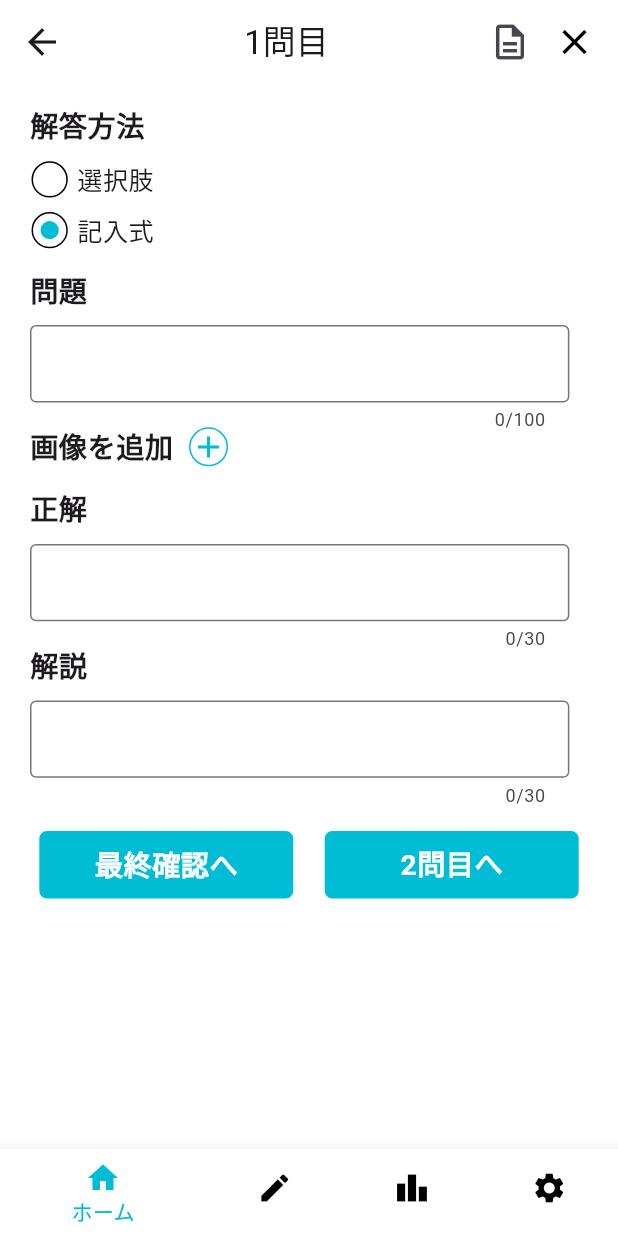
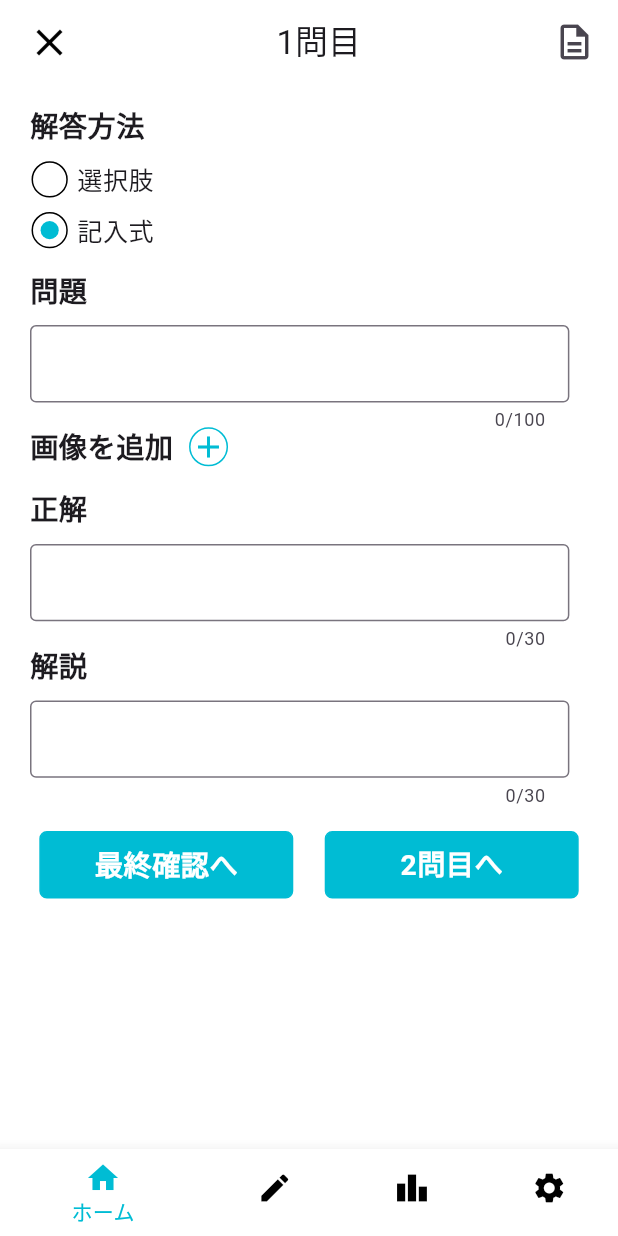
Before and after one commit to yutokobayashii/share_question, a Flutter app: the screen it shows after launch, after a tap on "問題を作成する", after a tap on "次へ", on a phone screen of 412 x 824 dp. Run offline on Flutter 3.47's test engine with Material 3 defaults, Android fonts, the phone set to English and light mode, and no system bars; our stand-ins replace firebase_core, fl_chart, flutter_hooks, flutter_screenutil, freezed_annotation, hooks_riverpod and 3 more; accounts and stored records are empty; network calls fail.

Commit message:
文字数制御

```diff
--- a/lib/pages/input_password_pages/input_password_page.dart
+++ b/lib/pages/input_password_pages/input_password_page.dart
@@ -47,6 +47,7 @@ class InputPasswordPage extends HookConsumerWidget {
                 child: BaseTextFieldWidget(
                   title: 'パスワードを入力する',
                   maxLength: 15,
+                  controller: TextEditingController(),
                   onChanged: (text) {
 
                   },
--- a/lib/pages/make_question_pages/make_question_page.dart
+++ b/lib/pages/make_question_pages/make_question_page.dart
@@ -20,7 +20,6 @@ import '../../widgets/dialog_widget.dart';
 import 'make_question_widgets/confirm_question_page.dart';
 import 'make_question_widgets/option_make_question_page.dart';
 
-final imageFileProvider = StateProvider<XFile?>((ref) => null);
 
 class OptionMakeQuestionPage extends HookConsumerWidget {
   const OptionMakeQuestionPage({super.key});
@@ -29,7 +28,7 @@ class OptionMakeQuestionPage extends HookConsumerWidget {
   Widget build(BuildContext context,WidgetRef ref) {
     final isOptionAnswerTypeState = useState(false);
     final questionNumber = useState(1);
-    final controller = OptionMakeQuestionController();
+    final controller = OptionMakeQuestionController(ref);
 
      QuestionDetail? temList;
 
@@ -41,14 +40,33 @@ class OptionMakeQuestionPage extends HookConsumerWidget {
         home: Scaffold(
           appBar: AppBar(
             backgroundColor: Colors.white,
-            leading: GestureDetector(
+            leading: Padding(
+              padding: const EdgeInsets.only(left: 10),
+              child: GestureDetector(
                 onTap: () {
-               Navigator.pop(context);
+                  showDialog(
+                    context: context,
+                    builder: (BuildContext context1) => AlertDialogWidget(
+                      title: '作問を中止しますか？',
+                      content: '中止すると入力した項目は保存されません',
+                      leftText: '中止する',
+                      rightText: '続ける',
+                      rightAction: () {
+                        Navigator.pop(context1);
                       },
-                child: const Icon(
-                  Icons.arrow_back,
-                  size: 28,
-                )
+                      leftAction: () {
+                        Navigator.pop(context1);
+                        Navigator.popUntil(context, (route) => route.isFirst);
+                      },
+
+                    ),
+                  );
+                },
+                child: const Icon(Icons.close,
+                  size: 30,
+                  color: Colors.black,
+                ),
+              ),
             ),
             title: Center(child: Text('${questionNumber.value}問目')),
             actions: [
@@ -79,34 +97,6 @@ class OptionMakeQuestionPage extends HookConsumerWidget {
                   ),
                 ),
               ),
-              Padding(
-                padding: const EdgeInsets.only(right: 15),
-                child: GestureDetector(
-                  onTap: () {
-                    showDialog(
-                      context: context,
-                      builder: (BuildContext context1) => AlertDialogWidget(
-                        title: '作問を中止しますか？',
-                        content: '中止すると入力した項目は保存されません',
-                        leftText: '中止する',
-                        rightText: '続ける',
-                        rightAction: () {
-                          Navigator.pop(context1);
-                        },
-                        leftAction: () {
-                          Navigator.pop(context1);
-                          Navigator.popUntil(context, (route) => route.isFirst);
-                        },
-
-                      ),
-                    );
-                  },
-                  child: const Icon(Icons.close,
-                    size: 28,
-                    color: Colors.black,
-                  ),
-                ),
-              )
             ],
 
           ),
@@ -216,6 +206,7 @@ class OptionMakeQuestionPage extends HookConsumerWidget {
                           title: '問題',
                           maxLength: 100,
                           height: 70.h,
+                          controller: OptionMakeQuestionController.questionController,
                           onChanged: (text) {
                             ref.watch(MakeQuestionProvider.questionProvider.notifier).update((state) => text);
                           },
@@ -231,7 +222,7 @@ class OptionMakeQuestionPage extends HookConsumerWidget {
                             pickImage(ImageSource.gallery,ref);
                           },),
 
-                        (ref.watch(imageFileProvider) != null) ?
+                        (ref.watch(MakeQuestionProvider.imageFileProvider) != null) ?
                             Column(
                               children: [
                                 SizedBox(height: 20.h,),
@@ -243,7 +234,7 @@ class OptionMakeQuestionPage extends HookConsumerWidget {
                                     height: 200.h,
                                     child: Stack(
                                       children: [
-                                        Image.file(File(ref.watch(imageFileProvider)!.path),
+                                        Image.file(File(ref.watch(MakeQuestionProvider.imageFileProvider)!.path),
                                           fit: BoxFit.contain,),
 
                                         Positioned(
@@ -251,7 +242,7 @@ class OptionMakeQuestionPage extends HookConsumerWidget {
                                           right: 0, // Containerの外側に配置
                                           child:  GestureDetector(
                                             onTap: () {
-                                              ref.watch(imageFileProvider.notifier).update((state) => null);
+                                              ref.watch(MakeQuestionProvider.imageFileProvider.notifier).update((state) => null);
                                             },
                                             child: Container(
                                                 decoration: BoxDecoration(
@@ -288,6 +279,7 @@ class OptionMakeQuestionPage extends HookConsumerWidget {
                           title: '正解',
                           maxLength: 30,
                           height: 70.h,
+                          controller: OptionMakeQuestionController.correctController,
                           onChanged: (text) {
                             ref.watch(MakeQuestionProvider.correctProvider.notifier).update((state) => text);
                           },
@@ -300,6 +292,7 @@ class OptionMakeQuestionPage extends HookConsumerWidget {
                           title: '解説',
                           maxLength: 30,
                           height: 70.h,
+                          controller: OptionMakeQuestionController.commentController,
                           onChanged: (text) {
                             ref.watch(MakeQuestionProvider.commentProvider.notifier).update((state) => text);
                           },
@@ -331,33 +324,57 @@ class OptionMakeQuestionPage extends HookConsumerWidget {
                               title: '${questionNumber.value + 1}問目へ',
                               width: MediaQuery.of(context).size.width  /2 -35.w,
                               action: () {
+
+
+                                if (OptionMakeQuestionController.commentController.text.isEmpty || OptionMakeQuestionController.correctController.text.isEmpty|| OptionMakeQuestionController.questionController.text.isEmpty) {
+
+                                  controller.getSnackBar(context,ref);
+
+                                }
+                                else {
                                   questionNumber.value ++;
 
                                   temList = QuestionDetail(
                                       isOptional: isOptionAnswerTypeState.value,
-                                    questionName: ref.watch(MakeQuestionProvider.questionProvider),
-                                    image: ref.watch(MakeQuestionProvider.imageProvider),
-                                    correctAnswer: ref.watch(MakeQuestionProvider.correctProvider),
-                                    explanation: ref.watch(MakeQuestionProvider.commentProvider),
-                                    optionalList: (isOptionAnswerTypeState.value) ?
+                                      questionName: ref.watch(
+                                          MakeQuestionProvider
+                                              .questionProvider),
+                                      image: ref.watch(
+                                          MakeQuestionProvider.imageProvider),
+                                      correctAnswer: ref.watch(
+                                          MakeQuestionProvider.correctProvider),
+                                      explanation: ref.watch(
+                                          MakeQuestionProvider.commentProvider),
+                                      optionalList: (isOptionAnswerTypeState
+                                          .value) ?
                                       [
-                                      for(int i = 0; i<ref.watch(MakeQuestionProvider.optionalNumber); i++) ...{
-                                        OptionalQuestion(optional: ref.watch(MakeQuestionProvider.optionalProvider(i+1)))
+                                        for(int i = 0; i < ref.watch(
+                                            MakeQuestionProvider
+                                                .optionalNumber); i++) ...{
+                                          OptionalQuestion(optional: ref.watch(
+                                              MakeQuestionProvider
+                                                  .optionalProvider(i + 1)))
                                         }
                                       ]
                                           : []
                                   );
 
-                                ref.watch(MakeQuestionProvider.questionDetailListProvider).add(temList!);
+                                  ref.watch(MakeQuestionProvider
+                                      .questionDetailListProvider).add(
+                                      temList!);
 
-                                ref.watch(MakeQuestionProvider.questionDetailListProvider.notifier).update((state) => ref.watch(MakeQuestionProvider.questionDetailListProvider));
+                                  ref.watch(MakeQuestionProvider
+                                      .questionDetailListProvider.notifier)
+                                      .update((state) => ref.watch(
+                                      MakeQuestionProvider
+                                          .questionDetailListProvider));
+
 
                                   controller.clearControllers();
 
                                   isOptionAnswerTypeState.value = false;
 
-
-
+                                }
                               },
                             ),
                           ],
--- a/lib/pages/make_question_pages/make_question_widgets/initial_make_question_page.dart
+++ b/lib/pages/make_question_pages/make_question_widgets/initial_make_question_page.dart
@@ -92,6 +92,7 @@ class InitialMakeQuestionPage extends HookConsumerWidget {
                     title: '問題集名',
                     maxLength: 30,
                     rightWidget: const IsRequiredWidget(),
+                    controller: TextEditingController(),
                      onChanged: (text) {
                       ref.watch(InitialMakeQuestionProvider.questionNameProvider.notifier).update((state) => text);
                      },
@@ -105,6 +106,7 @@ class InitialMakeQuestionPage extends HookConsumerWidget {
                     title: '作成者名',
                     maxLength: 15,
                     rightWidget: const IsRequiredWidget(),
+                    controller: TextEditingController(),
                     onChanged: (text) {
                       ref.watch(InitialMakeQuestionProvider.authorProvider.notifier).update((state) => text);
                     },
@@ -117,6 +119,7 @@ class InitialMakeQuestionPage extends HookConsumerWidget {
                   BaseTextFieldWidget(
                     title: '問題集の説明',
                     maxLength: 100,
+                    controller: TextEditingController(),
                     onChanged: (text) {
                       ref.watch(InitialMakeQuestionProvider.explainProvider.notifier).update((state) => text);
                     },
@@ -128,6 +131,7 @@ class InitialMakeQuestionPage extends HookConsumerWidget {
                   BaseTextFieldWidget(
                     title: '解答した人へのコメント',
                     maxLength: 100,
+                    controller: TextEditingController(),
                     onChanged: (text) {
                       ref.watch(InitialMakeQuestionProvider.commentProvider.notifier).update((state) => text);
                     },
--- a/lib/pages/make_question_pages/make_question_widgets/option_make_question_page.dart
+++ b/lib/pages/make_question_pages/make_question_widgets/option_make_question_page.dart
@@ -28,6 +28,7 @@ class OptionMakeQuestionWidget extends HookConsumerWidget {
               title: '選択肢1',
               maxLength: 30,
               height: 70.h,
+              controller: TextEditingController(),
               rightWidget: const IsRequiredWidget(),
               onChanged: (text) {
                 ref.watch(MakeQuestionProvider.optionalProvider(1).notifier).update((state) => text);
@@ -41,6 +42,7 @@ class OptionMakeQuestionWidget extends HookConsumerWidget {
               title: '選択肢2',
               maxLength: 30,
               height: 70.h,
+              controller: TextEditingController(),
               rightWidget: const IsRequiredWidget(),
               onChanged: (text) {
                 ref.watch(MakeQuestionProvider.optionalProvider(2).notifier).update((state) => text);
@@ -55,6 +57,7 @@ class OptionMakeQuestionWidget extends HookConsumerWidget {
                 title: '選択肢${i+1}',
                 maxLength: 30,
                 height: 70.h,
+                controller: TextEditingController(),
                 rightWidget: GestureDetector(
                   onTap: () {
                     addOptionNumber.value--;
--- a/lib/provider/make_question_provider.dart
+++ b/lib/provider/make_question_provider.dart
@@ -1,6 +1,7 @@
 
 
 import 'package:hooks_riverpod/hooks_riverpod.dart';
+import 'package:image_picker/image_picker.dart';
 
 import '../model/question_model/question.dart';
 
@@ -20,6 +21,8 @@ class MakeQuestionProvider {
 
  static final questionDetailListProvider = StateProvider<List<QuestionDetail>>((ref) => []);
 
+ static final imageFileProvider = StateProvider<XFile?>((ref) => null);
+
 
 
 }
--- a/lib/widgets/base_textfield_widget.dart
+++ b/lib/widgets/base_textfield_widget.dart
@@ -13,6 +13,8 @@ class BaseTextFieldWidget extends HookConsumerWidget {
     required this.maxLength,
     required this.onChanged,
     required this.onSubmitted,
+    required this.controller,
+
      this.height = 80,
      this.rightWidget = const SizedBox(),
 
@@ -24,6 +26,7 @@ class BaseTextFieldWidget extends HookConsumerWidget {
   final Widget rightWidget;
   final void Function(String) onChanged;
   final void Function(String) onSubmitted;
+  final TextEditingController controller;
 
   @override
   Widget build(BuildContext context,WidgetRef ref) {
@@ -53,7 +56,7 @@ class BaseTextFieldWidget extends HookConsumerWidget {
           child: TextField(
             maxLength: maxLength,
             cursorColor: Color(ref.watch(colorSharedPreferencesProvider).getInt("color") ?? baseColor.value),
-            controller: TextEditingController(),
+            controller: controller,
             decoration:  InputDecoration(
               border: OutlineInputBorder(
                 borderSide: BorderSide(color: Color(ref.watch(colorSharedPreferencesProvider).getInt("color") ?? baseColor.value)),
```
Also changed, not shown: lib/controller/make_question_controller/make_question_controller.dart (+62 -8 lines). Lines whose indentation alone changed are shown as unchanged.
